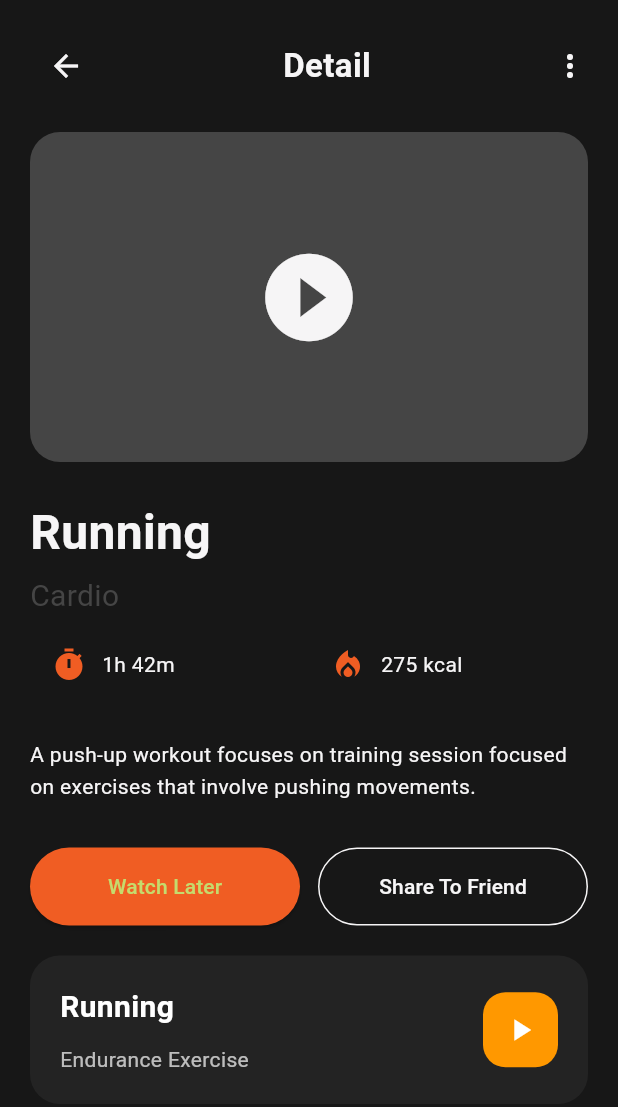
After one commit to dedemit99/Rotutis-App, a Flutter app: the WorkoutDetailPage screen opened directly, on a phone screen of 412 x 824 dp. The commit adds this screen. Shown: the top 1107 px of the screen. Run offline on Flutter 3.47's test engine with Material 3 defaults, Android fonts, the light colour scheme and no system bars.

Commit message:
Create workout_page and workout_session_page

```diff
--- /dev/null
+++ b/lib/data/dummy/activity_dummy_data.dart
@@ -0,0 +1,27 @@
+import '../../models/activity_model.dart';
+
+final List<ActivityModel> activities = [
+  ActivityModel(
+    title: 'Running 6.2 km',
+    date: 'Today, 08:20 AM',
+    calories: '275 kcal',
+    duration: '1h 42m',
+    day: 'Wed',
+  ),
+
+  ActivityModel(
+    title: 'Hiking 8,2 km',
+    date: 'Yesterday',
+    calories: '320 kcal',
+    duration: '2h 10m',
+    day: 'Tue',
+  ),
+
+  ActivityModel(
+    title: 'Sprint Training 100 m',
+    date: 'Monday',
+    calories: '180 kcal',
+    duration: '45m',
+    day: 'Mon',
+  ),
+];
--- a/lib/pages/home/home_page.dart
+++ b/lib/pages/home/home_page.dart
@@ -1,4 +1,5 @@
 import 'package:flutter/material.dart';
+import 'package:rotutis_app/pages/workout/workout_detail_page.dart';
 import '../../widgets/program_card.dart';
 import '../../utils/app_text_style.dart';
 
@@ -200,9 +201,42 @@ class HomePage extends StatelessWidget {
 
             const SizedBox(height: 20),
 
-            const ProgramCard(title: 'Running', subtitle: '7 km / 49 min'),
-            const ProgramCard(title: 'Push Up', subtitle: '40 km / 20 min'),
-            const ProgramCard(title: 'Cycling', subtitle: '12 km / 1 hour '),
+            ProgramCard(
+              title: 'Running',
+              subtitle: '7 km / 49 min',
+              onTap: () {
+                Navigator.push(
+                  context,
+                  MaterialPageRoute(
+                    builder: (_) => const WorkoutDetailPage(title: 'Running'),
+                  ),
+                );
+              },
+            ),
+            ProgramCard(
+              title: 'Push Up',
+              subtitle: '40 km / 20 min',
+              onTap: () {
+                Navigator.push(
+                  context,
+                  MaterialPageRoute(
+                    builder: (_) => const WorkoutDetailPage(title: 'Push Up'),
+                  ),
+                );
+              },
+            ),
+            ProgramCard(
+              title: 'Cycling',
+              subtitle: '12 km / 1 hour ',
+              onTap: () {
+                Navigator.push(
+                  context,
+                  MaterialPageRoute(
+                    builder: (_) => const WorkoutDetailPage(title: 'Cycling'),
+                  ),
+                );
+              },
+            ),
           ],
         ),
       ),
--- /dev/null
+++ b/lib/pages/workout/workout_detail_page.dart
@@ -0,0 +1,175 @@
+import 'package:flutter/material.dart';
+import 'package:rotutis_app/pages/workout/workout_session_page.dart';
+import 'package:rotutis_app/utils/app_colors.dart';
+import 'package:rotutis_app/utils/app_text_style.dart';
+import 'package:rotutis_app/widgets/program_card.dart';
+
+class WorkoutDetailPage extends StatelessWidget {
+  final String title;
+
+  const WorkoutDetailPage({super.key, required this.title});
+
+  @override
+  Widget build(BuildContext context) {
+    return Scaffold(
+      backgroundColor: AppColors.background,
+
+      body: SafeArea(
+        child: Padding(
+          padding: const EdgeInsets.all(20),
+
+          child: Column(
+            crossAxisAlignment: CrossAxisAlignment.start,
+
+            children: [
+              //* HEADER
+              Row(
+                mainAxisAlignment: MainAxisAlignment.spaceBetween,
+
+                children: [
+                  IconButton(
+                    onPressed: () {
+                      Navigator.pop(context);
+                    },
+                    icon: const Icon(Icons.arrow_back, color: AppColors.white),
+                  ),
+
+                  Text('Detail', style: AppTextStyle.heading2),
+
+                  const Icon(Icons.more_vert, color: AppColors.white),
+                ],
+              ),
+
+              const SizedBox(height: 20),
+
+              //* IMAGE PLACEHOLDER
+              Container(
+                height: 220,
+                width: double.infinity,
+
+                decoration: BoxDecoration(
+                  color: AppColors.darkGrey,
+                  borderRadius: BorderRadius.circular(20),
+                ),
+
+                child: const Center(
+                  child: Icon(
+                    Icons.play_circle_fill,
+                    color: AppColors.white,
+                    size: 70,
+                  ),
+                ),
+              ),
+
+              const SizedBox(height: 24),
+
+              //* TITLE
+              Text(title, style: AppTextStyle.heading1),
+
+              const SizedBox(height: 5),
+              //* SUBTITLE
+              const Text(
+                'Cardio',
+                style: TextStyle(color: AppColors.darkGrey, fontSize: 20),
+              ),
+
+              const SizedBox(height: 5),
+              //* STATS
+              Row(
+                children: [
+                  buildStatCard(Icons.timer, '1h 42m'),
+                  const SizedBox(height: 12),
+                  buildStatCard(Icons.local_fire_department, '275 kcal'),
+                ],
+              ),
+
+              const SizedBox(height: 24),
+
+              //* DESCRIPTION
+              const Text(
+                'A push-up workout focuses on training session focused on exercises that involve pushing movements.',
+                style: TextStyle(color: AppColors.white, height: 1.5),
+              ),
+
+              const SizedBox(height: 30),
+
+              //* BUTTON
+              Row(
+                children: [
+                  Expanded(
+                    child: ElevatedButton(
+                      onPressed: () {},
+
+                      style: ElevatedButton.styleFrom(
+                        backgroundColor: AppColors.orange,
+                        padding: const EdgeInsets.symmetric(vertical: 16),
+                      ),
+
+                      child: const Text('Watch Later'),
+                    ),
+                  ),
+
+                  const SizedBox(width: 12),
+
+                  Expanded(
+                    child: OutlinedButton(
+                      onPressed: () {},
+
+                      style: OutlinedButton.styleFrom(
+                        side: const BorderSide(color: AppColors.white),
+
+                        padding: const EdgeInsets.symmetric(vertical: 16),
+                      ),
+
+                      child: const Text(
+                        'Share To Friend',
+                        style: TextStyle(color: AppColors.white),
+                      ),
+                    ),
+                  ),
+                ],
+              ),
+              const SizedBox(height: 20),
+              ProgramCard(
+                title: title,
+                subtitle: 'Endurance Exercise',
+                onTap: () {
+                  Navigator.push(
+                    context,
+                    MaterialPageRoute(
+                      builder: (_) => WorkoutSessionPage(title: title),
+                    ),
+                  );
+                },
+              ),
+            ],
+          ),
+        ),
+      ),
+    );
+  }
+}
+
+//* REUSABLE STATE CARD
+Widget buildStatCard(IconData icon, String value) {
+  return Expanded(
+    child: Container(
+      padding: const EdgeInsets.all(14),
+
+      decoration: BoxDecoration(
+        color: AppColors.background,
+        borderRadius: BorderRadius.circular(16),
+      ),
+
+      child: Row(
+        children: [
+          Icon(icon, color: AppColors.orange),
+
+          const SizedBox(width: 10),
+
+          Text(value, style: TextStyle(color: AppColors.white)),
+        ],
+      ),
+    ),
+  );
+}
--- a/lib/widgets/program_card.dart
+++ b/lib/widgets/program_card.dart
@@ -1,15 +1,25 @@
 import 'package:flutter/material.dart';
 
-// REUSABLE WIDGETS
+//* REUSABLE WIDGETS
 class ProgramCard extends StatelessWidget {
   final String title;
   final String subtitle;
 
-  const ProgramCard({super.key, required this.title, required this.subtitle});
+  final VoidCallback onTap;
+
+  const ProgramCard({
+    super.key,
+    required this.title,
+    required this.subtitle,
+    required this.onTap,
+  });
 
   @override
   Widget build(BuildContext context) {
-    return Container(
+    return GestureDetector(
+      onTap: onTap,
+
+      child: Container(
         margin: const EdgeInsets.only(bottom: 15),
         padding: const EdgeInsets.all(20),
 
@@ -54,6 +64,7 @@ class ProgramCard extends StatelessWidget {
             ),
           ],
         ),
+      ),
     );
   }
 }
```
Also changed, not shown: lib/pages/history/history_page.dart (+1 -26 lines), lib/pages/profile/profile_page.dart (+42 -4 lines), lib/pages/workout/workout_session_page.dart (added, +139 -0 lines), lib/providers/activity_provider.dart (added, +29 -0 lines), lib/widgets/history/history_header.dart (+6 -1 lines), lib/widgets/history/summary_card.dart (+6 -2 lines), lib/widgets/profile/profile_card.dart (added, +42 -0 lines), lib/widgets/profile/profile_header.dart (added, +9 -0 lines), lib/widgets/profile/profile_menu_tile.dart (added, +35 -0 lines). Lines whose indentation alone changed are shown as unchanged.
